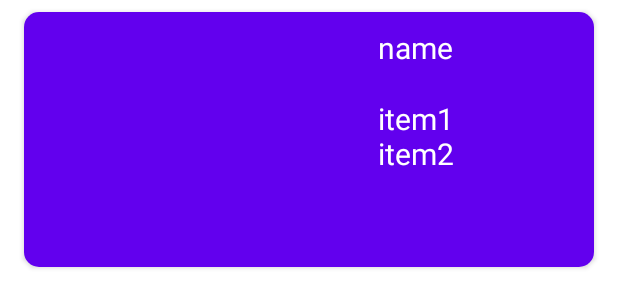
After one commit to marticv/mi_nevera_app, an Android app: the layout item_recipe.xml on its own in the app's theme, with its tools: preview values and no code run, on a phone screen of 412 x 824 dp. The commit adds this screen. Shown: the top 308 px of the screen. Run offline under Robolectric (Android 15) with nearby library versions, the phone set to English and light mode, and no system bars; network calls fail.

Commit message:
added recicleview for recipes on main

```diff
--- /dev/null
+++ b/app/src/main/res/layout/item_recipe.xml
@@ -0,0 +1,53 @@
+<?xml version="1.0" encoding="utf-8"?>
+<androidx.cardview.widget.CardView xmlns:android="http://schemas.android.com/apk/res/android"
+    xmlns:app="http://schemas.android.com/apk/res-auto"
+    xmlns:tools="http://schemas.android.com/tools"
+    android:id="@+id/itemRecipe"
+    android:layout_marginHorizontal="16dp"
+    android:layout_marginVertical="8dp"
+    android:layout_height="wrap_content"
+    app:cardCornerRadius="10dp"
+    android:layout_width="match_parent">
+    <androidx.constraintlayout.widget.ConstraintLayout
+        android:layout_width="match_parent"
+        android:layout_height="wrap_content"
+        android:background="@color/purple_500">
+
+        <ImageView
+            android:id="@+id/imageView"
+            android:layout_width="200dp"
+            android:layout_height="150dp"
+            android:layout_margin="10dp"
+            app:layout_constraintBottom_toBottomOf="parent"
+            app:layout_constraintEnd_toEndOf="parent"
+            app:layout_constraintHorizontal_bias="0.089"
+            app:layout_constraintStart_toStartOf="parent"
+            app:layout_constraintTop_toTopOf="parent"
+            app:layout_constraintVertical_bias="1.0" />
+
+        <TextView
+            android:id="@+id/tvRecipeName"
+            android:layout_width="wrap_content"
+            android:layout_height="wrap_content"
+            android:layout_marginTop="10dp"
+            android:textColor="@color/white"
+            android:textSize="20sp"
+            app:layout_constraintEnd_toEndOf="parent"
+            app:layout_constraintHorizontal_bias="0.114"
+            app:layout_constraintStart_toEndOf="@+id/imageView"
+            app:layout_constraintTop_toTopOf="parent"
+            tools:text="name" />
+
+        <TextView
+            android:id="@+id/tvIngredientList"
+            android:layout_width="wrap_content"
+            android:layout_height="wrap_content"
+            android:layout_marginTop="20dp"
+            android:textColor="@color/white"
+            android:textSize="20sp"
+            app:layout_constraintStart_toStartOf="@+id/tvRecipeName"
+            app:layout_constraintTop_toBottomOf="@+id/tvRecipeName"
+            tools:text="item1\nitem2" />
+    </androidx.constraintlayout.widget.ConstraintLayout>
+
+</androidx.cardview.widget.CardView>
```
Also changed, not shown: app/src/main/java/com/proyecto_linkia/mi_nevera_app/MainActivity.kt (+29 -2 lines), app/src/main/java/com/proyecto_linkia/mi_nevera_app/adapter/RecipeAdapter.kt (added, +23 -0 lines), app/src/main/java/com/proyecto_linkia/mi_nevera_app/adapter/RecipeViewHolder.kt (added, +26 -0 lines), app/src/main/res/layout/activity_main.xml (+10 -0 lines).
